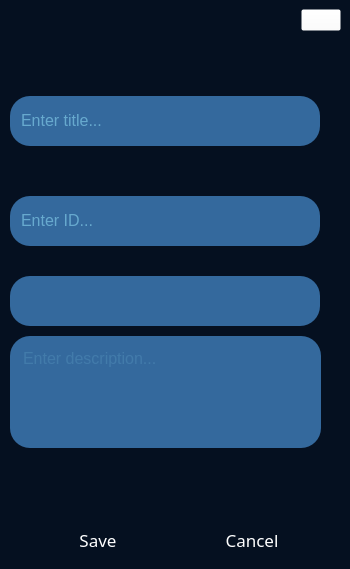
Old version of the form generate.ui in the repository tiutcristian/Passcrypt.
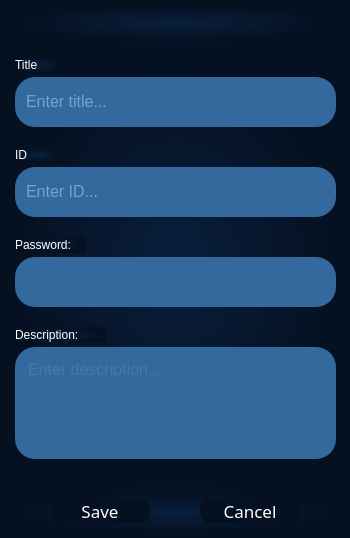
New version of the form. Icons and pictures are not drawn.

Commit message: create-new UI finished

The edit to the form file:
```diff
--- a/generate.ui
+++ b/generate.ui
@@ -7,7 +7,7 @@
     <x>0</x>
     <y>0</y>
     <width>350</width>
-    <height>569</height>
+    <height>538</height>
    </rect>
   </property>
   <property name="minimumSize">
@@ -26,27 +26,22 @@
    <string>Generate</string>
   </property>
   <property name="styleSheet">
-   <string notr="true">QFrame{
-	border-radius: 20px;
-}
-
-*{
-	background-color: rgb(5, 16, 32);
-}
+   <string notr="true">border-radius: 20px;
+background-color: qradialgradient(spread:pad, cx:0.5, cy:0.5, radius:0.5, fx:0.5, fy:0.5, stop:0 rgba(9, 31, 61, 255), stop:1 rgba(5, 16, 32, 255));
 </string>
   </property>
   <layout class="QVBoxLayout" name="verticalLayout">
    <property name="leftMargin">
-    <number>0</number>
+    <number>5</number>
    </property>
    <property name="topMargin">
-    <number>0</number>
+    <number>5</number>
    </property>
    <property name="rightMargin">
-    <number>0</number>
+    <number>5</number>
    </property>
    <property name="bottomMargin">
-    <number>10</number>
+    <number>5</number>
    </property>
    <item alignment="Qt::AlignTop">
     <widget class="QFrame" name="frame">
@@ -57,6 +52,15 @@
       <enum>QFrame::Raised</enum>
      </property>
      <layout class="QHBoxLayout" name="horizontalLayout_5">
+      <property name="leftMargin">
+       <number>3</number>
+      </property>
+      <property name="topMargin">
+       <number>3</number>
+      </property>
+      <property name="rightMargin">
+       <number>3</number>
+      </property>
       <item>
        <spacer name="horizontalSpacer_4">
         <property name="orientation">
@@ -72,8 +76,26 @@
       </item>
       <item>
        <widget class="QPushButton" name="xButton">
+        <property name="minimumSize">
+         <size>
+          <width>24</width>
+          <height>24</height>
+         </size>
+        </property>
         <property name="styleSheet">
-         <string notr="true">background-color: rgba(255, 255, 255, 0);</string>
+         <string notr="true">QPushButton {
+	border-radius: 12px;
+    background-color: rgb(5, 16, 32);
+	color: #fff;
+}
+
+QPushButton:hover {
+	background-color: rgb(52, 105, 157);
+}
+
+QPushButton:pressed{
+	background-color: rgb(48, 98, 145);
+}</string>
         </property>
         <property name="text">
          <string/>
@@ -101,12 +123,22 @@
        <verstretch>0</verstretch>
       </sizepolicy>
      </property>
+     <property name="styleSheet">
+      <string notr="true">QFrame{
+	border-radius: 20px;
+}
+
+QLabel{
+	font: 10pt &quot;Segoe UI&quot;;
+	color: rgb(255, 255, 255);
+}</string>
+     </property>
      <widget class="QFrame" name="inputFrame">
       <property name="geometry">
        <rect>
         <x>10</x>
-        <y>50</y>
-        <width>310</width>
+        <y>30</y>
+        <width>321</width>
         <height>50</height>
        </rect>
       </property>
@@ -356,8 +388,8 @@
       <property name="geometry">
        <rect>
         <x>10</x>
-        <y>150</y>
-        <width>310</width>
+        <y>120</y>
+        <width>321</width>
         <height>50</height>
        </rect>
       </property>
@@ -607,8 +639,8 @@
       <property name="geometry">
        <rect>
         <x>10</x>
-        <y>230</y>
-        <width>310</width>
+        <y>210</y>
+        <width>321</width>
         <height>50</height>
        </rect>
       </property>
@@ -858,8 +890,8 @@
       <property name="geometry">
        <rect>
         <x>10</x>
-        <y>290</y>
-        <width>311</width>
+        <y>300</y>
+        <width>321</width>
         <height>112</height>
        </rect>
       </property>
@@ -915,6 +947,58 @@
        </item>
       </layout>
      </widget>
+     <widget class="QLabel" name="label">
+      <property name="geometry">
+       <rect>
+        <x>10</x>
+        <y>10</y>
+        <width>47</width>
+        <height>16</height>
+       </rect>
+      </property>
+      <property name="text">
+       <string>Title</string>
+      </property>
+     </widget>
+     <widget class="QLabel" name="label_2">
+      <property name="geometry">
+       <rect>
+        <x>10</x>
+        <y>100</y>
+        <width>47</width>
+        <height>16</height>
+       </rect>
+      </property>
+      <property name="text">
+       <string>ID</string>
+      </property>
+     </widget>
+     <widget class="QLabel" name="label_3">
+      <property name="geometry">
+       <rect>
+        <x>10</x>
+        <y>190</y>
+        <width>71</width>
+        <height>16</height>
+       </rect>
+      </property>
+      <property name="text">
+       <string>Password:</string>
+      </property>
+     </widget>
+     <widget class="QLabel" name="label_4">
+      <property name="geometry">
+       <rect>
+        <x>10</x>
+        <y>280</y>
+        <width>91</width>
+        <height>16</height>
+       </rect>
+      </property>
+      <property name="text">
+       <string>Description:</string>
+      </property>
+     </widget>
     </widget>
    </item>
    <item alignment="Qt::AlignBottom">
@@ -930,7 +1014,7 @@
        <number>0</number>
       </property>
       <property name="bottomMargin">
-       <number>7</number>
+       <number>10</number>
       </property>
       <item row="0" column="0">
        <spacer name="horizontalSpacer">
```
The commit also changes 7 other files.
